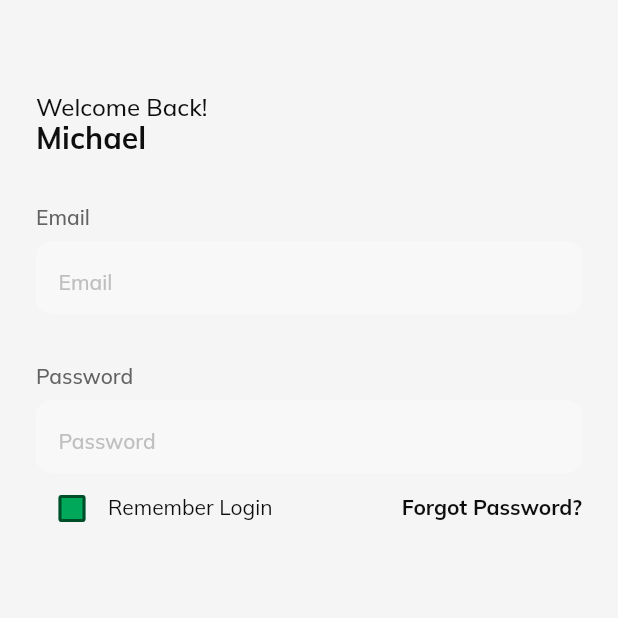
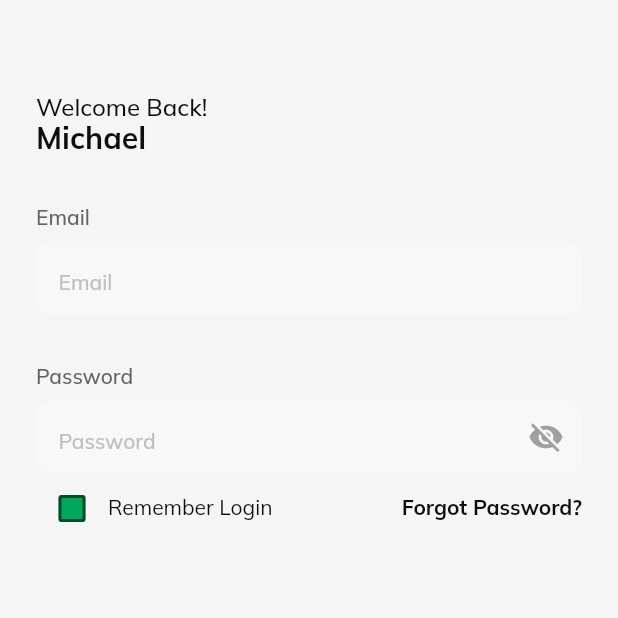
Before and after one commit to Michael-Ogundipe/traderx, a Flutter app: the screen it shows after launch, on a phone screen of 412 x 824 dp, the top half of it. Run offline on Flutter 3.47's test engine with Material 2 defaults, Android fonts, the phone set to English and light mode, and no system bars; our stand-ins replace badges, google_fonts, hooks_riverpod.

Commit message:
home screen

```diff
--- a/lib/common_widgets/t_text_form_field.dart
+++ b/lib/common_widgets/t_text_form_field.dart
@@ -33,6 +33,7 @@ class TTextFormField extends StatelessWidget {
       controller: controller,
       validator: validator,
       onChanged: onChanged,
+      obscureText: obscureText,
       autovalidateMode: AutovalidateMode.onUserInteraction,
       keyboardType: keyboardType,
       decoration: InputDecoration(
@@ -40,6 +41,8 @@ class TTextFormField extends StatelessWidget {
         filled: true,
         fillColor: kWhiteSmoke,
         prefix: prefix,
+
+        suffixIcon: suffixIcon,
         hintText: hintText,
         hintStyle: AppStyle.kLabelText14.copyWith(
           color: kSilver,
--- a/lib/constants/colors.dart
+++ b/lib/constants/colors.dart
@@ -5,6 +5,7 @@ const kCardBg = Color(0XFFE2F3FC);
 const kCardBg2 = Color(0XFFF7F7F7);
 const kIconBg = Color(0XFF959595);
 const kIconBg2 = Color(0X1A6A6A6A);
+const kInactive = Color(0XFFA0A0A0);
 const kGrayShadow = Color(0X1ABEBEBE);
 const kGrayDark = Color(0XFF0E0E0E);
 const kGrayDim = Color(0XFF636363);
--- /dev/null
+++ b/lib/features/authentication/presentation/provider/login_provider.dart
@@ -0,0 +1,7 @@
+import 'package:hooks_riverpod/hooks_riverpod.dart';
+
+final passwordVisibilityProvider = StateProvider<bool>((ref) => true);
+
+final rememberLoginProvider = StateProvider<bool>((ref) => false);
+
+final loginOptionsProvider = StateProvider<bool>((ref) => false);
--- a/lib/features/authentication/presentation/widgets/login_view.dart
+++ b/lib/features/authentication/presentation/widgets/login_view.dart
@@ -1,10 +1,12 @@
 import 'package:flutter/material.dart';
+import 'package:hooks_riverpod/hooks_riverpod.dart';
 import 'package:traderx/common_widgets/t_elevated_button.dart';
 import 'package:traderx/common_widgets/t_text_form_field.dart';
 import 'package:traderx/constants/colors.dart';
 import 'package:traderx/constants/spacing.dart';
 import 'package:traderx/constants/text_styles.dart';
 import 'package:traderx/features/%20main_screen/presentation/widgets/home_view.dart';
+import 'package:traderx/features/authentication/presentation/provider/login_provider.dart';
 import 'package:traderx/features/authentication/presentation/widgets/refactored_widgets/login_option.dart';
 
 class LoginView extends StatelessWidget {
@@ -34,24 +36,49 @@ class LoginView extends StatelessWidget {
                 verticalSpaceMedium,
                 Text('Password', style: AppStyle.kLabelText14),
                 verticalSpaceTiny,
-                const TTextFormField(
+                Consumer(
+                  builder:
+                      (BuildContext context, WidgetRef ref, Widget? child) {
+                    return TTextFormField(
                       hintText: "Password",
-                  obscureText: false,
+                      suffixIcon: InkWell(
+                        child: Icon(
+                            ref.watch(passwordVisibilityProvider)
+                                ? Icons.visibility_off
+                                : Icons.visibility,
+                            color: kInactive),
+                        onTap: () {
+                          ref.read(passwordVisibilityProvider.notifier).state =
+                              !ref
+                                  .read(passwordVisibilityProvider.notifier)
+                                  .state;
+                        },
+                      ),
+                      obscureText:
+                          ref.watch(passwordVisibilityProvider) ? true : false,
+                    );
+                  },
                 ),
                 Row(
                   crossAxisAlignment: CrossAxisAlignment.center,
                   children: [
-                    Checkbox(
+                   Consumer(
+                     builder: (BuildContext context, WidgetRef ref, Widget? child) {
+                       return  Checkbox(
                          shape: RoundedRectangleBorder(
                            borderRadius: BorderRadius.circular(
                              2,
                            ),
                          ),
-                      value: false,
+                         value: ref.watch(rememberLoginProvider),
                          activeColor: Colors.yellow,
                          fillColor: MaterialStateProperty.all(kGreen),
-                      onChanged: (value) {},
-                    ),
+                         onChanged: (value) {
+                            ref.read(rememberLoginProvider.notifier).state =
+                                value!;
+                         },
+                       );
+                     },),
                     Padding(
                       padding: const EdgeInsets.only(bottom: 8.0),
                       child: Text(
--- a/pubspec.yaml
+++ b/pubspec.yaml
@@ -38,6 +38,7 @@ dependencies:
   cupertino_icons: ^1.0.2
   google_fonts: ^3.0.1
   badges: ^2.0.3
+  hooks_riverpod: ^2.1.1
 
 dev_dependencies:
   flutter_test:
```
Also changed, not shown: lib/main.dart (+6 -1 lines), pubspec.lock. Lines whose indentation alone changed are shown as unchanged.
